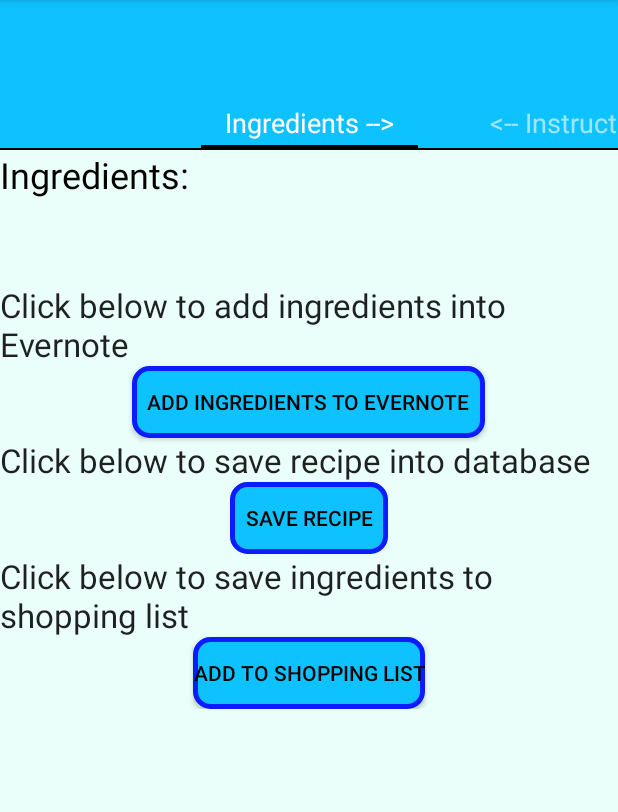
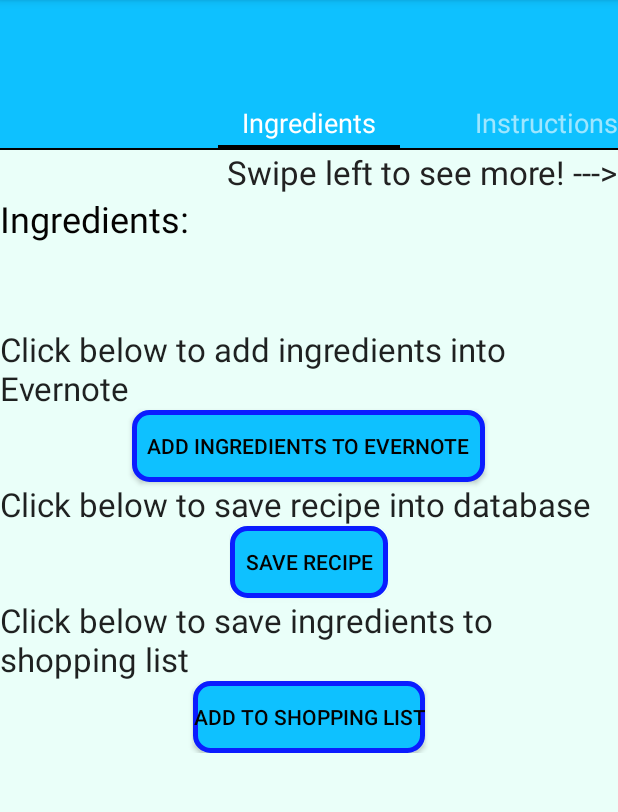
Before and after one commit to mvoishchev/Android-Porject, an Android app: the FragA screen opened directly, with no data from a screen before it, on a phone screen of 412 x 824 dp, the part 84-896 px from its top. Run offline under Robolectric (Android 15) with nearby library versions, the phone set to English and light mode, and no system bars; 14 statements that could not run were skipped.

Commit message:
Added blinking indication to swipe left to see more

```diff
--- a/app/src/main/java/t4/csc413/smartchef/FragA.java
+++ b/app/src/main/java/t4/csc413/smartchef/FragA.java
@@ -6,6 +6,8 @@ import android.provider.ContactsContract;
 import android.view.LayoutInflater;
 import android.view.View;
 import android.view.ViewGroup;
+import android.view.animation.AlphaAnimation;
+import android.view.animation.Animation;
 import android.widget.Button;
 import android.widget.TextView;
 import android.widget.Toast;
@@ -36,6 +38,17 @@ public class FragA extends android.support.v4.app.Fragment {
         v = (TextView) view.findViewById(R.id.TextFA);
        // swipe = (TextView) view.findViewById(R.id.textView5);
 
+        TextView myText = (TextView)view.findViewById(R.id.blinkText);
+
+        Animation anim = new AlphaAnimation(0.0f, 1.0f);
+        anim.setDuration(15); //You can manage the time of the blink with this parameter
+        anim.setStartOffset(20);
+        anim.setRepeatMode(Animation.REVERSE);
+        anim.setRepeatCount(Animation.INFINITE);
+        myText.startAnimation(anim);
+
+
+
         text = "Ingredients:\n\n";
 
         for(Ingredient ingredient: m.rr.getIngredients())
@@ -44,6 +57,7 @@ public class FragA extends android.support.v4.app.Fragment {
         }
 
         v.setText(text);
+
 
         Button evernote = (Button)view.findViewById(SiteButton);
         evernote.setOnClickListener(new View.OnClickListener() {
--- a/app/src/main/java/t4/csc413/smartchef/SlideMain.java
+++ b/app/src/main/java/t4/csc413/smartchef/SlideMain.java
@@ -16,6 +16,8 @@ import android.util.Log;
 import android.util.TypedValue;
 import android.view.Menu;
 import android.view.MenuItem;
+import android.view.animation.AlphaAnimation;
+import android.view.animation.Animation;
 import android.widget.ImageView;
 import android.widget.TextView;
 
@@ -62,6 +64,9 @@ public class SlideMain extends NavBaseActivity {
         String api1 = api;
 
         v = (TextView)findViewById(R.id.title);
+
+
+
 
 
         Recipe recipe = SearchTools.GetRecipePreviewById(api, id);
--- a/app/src/main/java/t4/csc413/smartchef/TabAdapter.java
+++ b/app/src/main/java/t4/csc413/smartchef/TabAdapter.java
@@ -47,13 +47,13 @@ public class TabAdapter extends FragmentPagerAdapter {
         Locale l = Locale.getDefault();
         switch (position) {
             case 0:
-                return "Ingredients -->";
+                return "Ingredients";
             case 1:
-                return "<-- Instructions -->";
+                return "Instructions";
             case 2:
-                return "<-- Preperation -->";
+                return "Preperation";
             case 3:
-                return "<-- Google Maps & more";
+                return "Google Maps & more";
         }
         return null;
     }
--- a/app/src/main/res/layout/fragment_frag_a_.xml
+++ b/app/src/main/res/layout/fragment_frag_a_.xml
@@ -27,9 +27,10 @@
         android:text="Fragment A"
         android:id="@+id/TextFA"
         android:textSize="24sp"
-        android:layout_alignParentTop="true"
         android:textColor="#040201"
-         />
+        android:layout_below="@+id/blinkText"
+        android:layout_alignParentLeft="true"
+        android:layout_alignParentStart="true" />
     <TextView
         android:layout_width="wrap_content"
         android:layout_height="wrap_content"
@@ -90,6 +91,19 @@
         android:layout_centerHorizontal="true"
         android:text="Add to Shopping List"/>
 
+    <TextView
+        android:layout_width="wrap_content"
+        android:layout_height="wrap_content"
+        android:textAppearance="?android:attr/textAppearanceLarge"
+        android:text="Swipe left to see more! --->"
+        android:id="@+id/blinkText"
+        android:layout_alignParentTop="true"
+        android:layout_alignParentRight="true"
+        android:layout_alignParentEnd="true"
+        android:fontFamily="Bold"
+        android:textColor="#222222"
+        />
+
 </RelativeLayout>
 </ScrollView>
 
```
